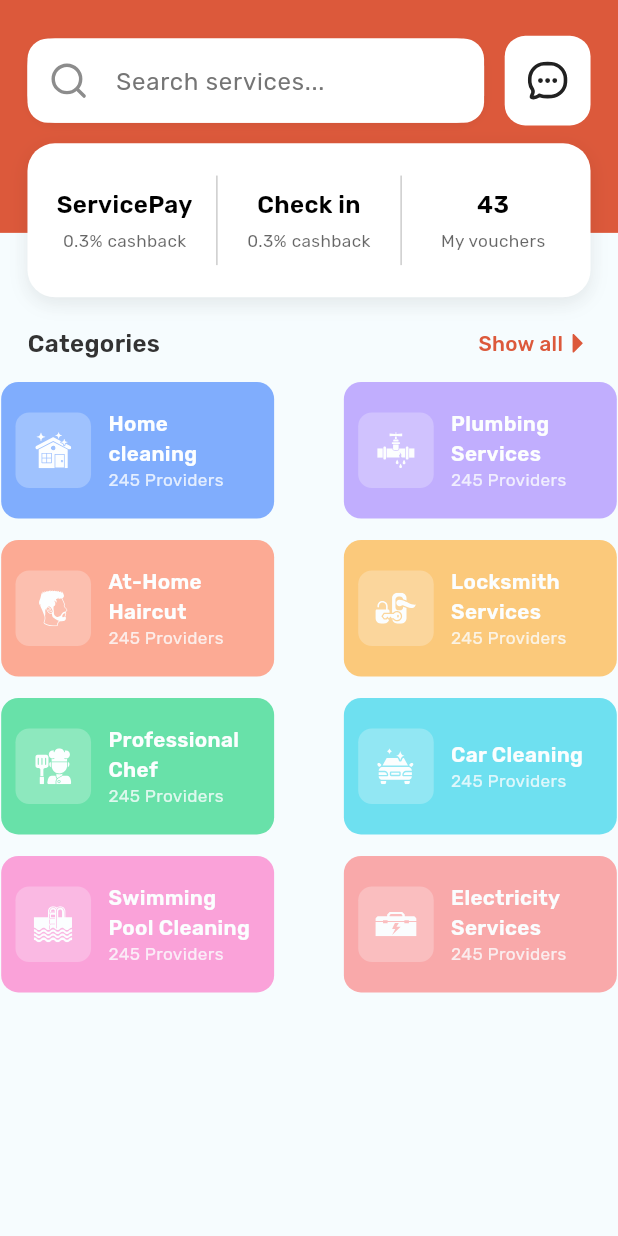
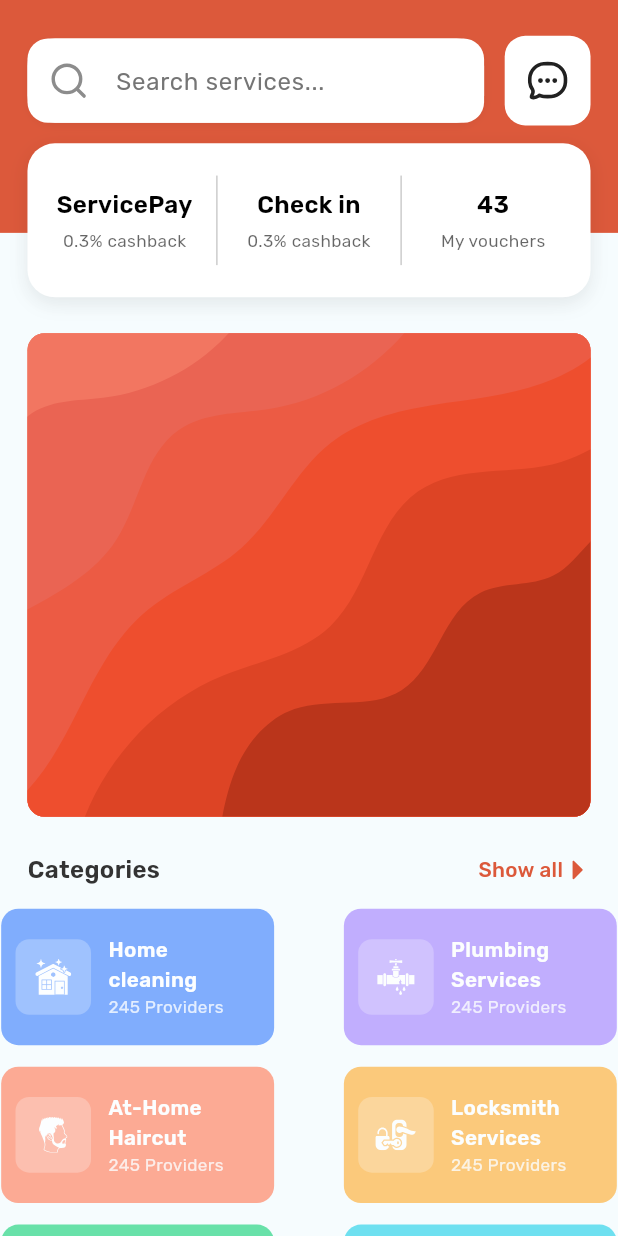
Before and after one commit to sohel10h/any-service-app, a Flutter app: the HomeScreen screen opened by its route, on a phone screen of 412 x 824 dp. Run offline on Flutter 3.47's test engine with Material 3 defaults, Android fonts, the phone set to English and light mode, and no system bars; our stand-ins replace flutter_screenutil, flutter_svg, form_field_validator, get, get_storage, google_fonts; missing offline and left inert: flutter_intl_phone_field; accounts and stored records are empty.

Commit message:
Add :zap: Live Bidding Arena section in HomeScreen

```diff
--- a/lib/main.dart
+++ b/lib/main.dart
@@ -29,7 +29,7 @@ class ServiceLa extends StatelessWidget {
         return GetMaterialApp(
           debugShowCheckedModeBanner: false,
           translations: TextLanguages(),
-          locale: const Locale("en", "UK"),
+          locale: const Locale("en", "US"),
           initialBinding: ViewModelBindings(),
           title: "Service La",
           theme: AppTheme.defaultTheme,
--- a/lib/view/screens/home/home_screen.dart
+++ b/lib/view/screens/home/home_screen.dart
@@ -30,9 +30,36 @@ class HomeScreen extends GetWidget<HomeController> {
               ),
             ],
           ),
-          SizedBox(height: 40.h),
+          SizedBox(height: 56.h),
+          _buildLiveBiddingArena(),
+          SizedBox(height: 8.h),
           _buildCategorySection(),
         ],
+      ),
+    );
+  }
+
+  Widget _buildLiveBiddingArena() {
+    return Padding(
+      padding: EdgeInsets.symmetric(horizontal: 16.w),
+      child: ClipRRect(
+        borderRadius: BorderRadius.circular(10.r),
+        child: Container(
+          height: 270.h,
+          color: AppColors.primary,
+          child: Stack(
+            children: List.generate(7, (index) {
+              final svgIndex = 7 - index;
+              return Positioned(
+                right: 0,
+                bottom: 0,
+                child: SvgPicture.asset(
+                  "assets/svgs/container_shape_$svgIndex.svg",
+                ),
+              );
+            }),
+          ),
+        ),
       ),
     );
   }
```
Also changed, not shown: assets/svgs/container_shape_1.svg (added), assets/svgs/container_shape_2.svg (added), assets/svgs/container_shape_3.svg (added), assets/svgs/container_shape_4.svg (added), assets/svgs/container_shape_5.svg (added), assets/svgs/container_shape_6.svg (added), assets/svgs/container_shape_7.svg (added).
